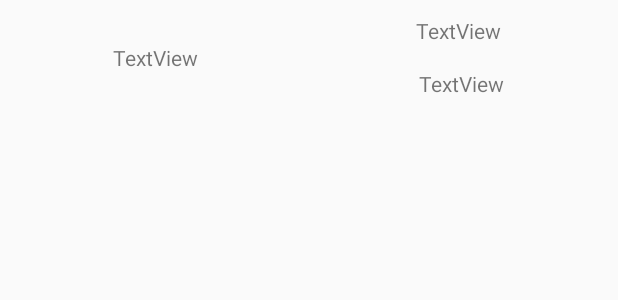
After one commit to tubase06155/AndroidProject, an Android app: the layout manage_feedback_layout.xml on its own in the app's theme, with its tools: preview values and no code run, on a phone screen of 412 x 824 dp. The commit adds this screen. Shown: the top 300 px of the screen. Run offline under Robolectric (Android 15) with nearby library versions, the phone set to English and light mode, and no system bars.

Commit message:
manage feedback admin

```diff
--- a/app/src/main/AndroidManifest.xml
+++ b/app/src/main/AndroidManifest.xml
@@ -12,7 +12,8 @@
         android:roundIcon="@mipmap/ic_launcher_round"
         android:supportsRtl="true"
         android:theme="@style/AppTheme">
-        <activity android:name=".FeedbackActivity"></activity>
+        <activity android:name=".ManageFeedbackActivity"></activity>
+        <activity android:name=".FeedbackActivity" />
         <activity android:name=".CheckRankActivity" />
         <activity android:name=".UserActivity" />
         <activity android:name=".ManageUserEditingActivity" />
--- a/app/src/main/java/com/example/learningenglish/Database/DBContext.java
+++ b/app/src/main/java/com/example/learningenglish/Database/DBContext.java
@@ -10,7 +10,7 @@ import java.sql.SQLException;
 
 public class DBContext {
     private static final String LOG = "DEBUG";
-    private static String ip = "192.168.15.104";//Dorm
+    private static String ip = "10.21.11.135";//Dorm
     private static String port = "1433";
     private static String classs = "net.sourceforge.jtds.jdbc.Driver";
     private static String db = "FunEnglish";
--- a/app/src/main/java/com/example/learningenglish/FeedbackActivity.java
+++ b/app/src/main/java/com/example/learningenglish/FeedbackActivity.java
@@ -49,6 +49,7 @@ public class FeedbackActivity extends AppCompatActivity {
                         e.printStackTrace();
                     }
                     Toast.makeText(getApplicationContext(), "Send feedback successfully", Toast.LENGTH_SHORT).show();
+                    finish();
                 }
             }
         });
--- /dev/null
+++ b/app/src/main/res/layout/manage_feedback_layout.xml
@@ -0,0 +1,32 @@
+<?xml version="1.0" encoding="utf-8"?>
+<AbsoluteLayout xmlns:android="http://schemas.android.com/apk/res/android"
+    android:layout_width="match_parent"
+    android:layout_height="80dp">
+
+    <TextView
+        android:id="@+id/manageFeedbackName"
+        android:layout_width="179dp"
+        android:layout_height="37dp"
+        android:layout_x="14dp"
+        android:layout_y="20dp"
+        android:gravity="center"
+        android:text="TextView" />
+
+    <TextView
+        android:id="@+id/manageFeedbackTitle"
+        android:layout_width="179dp"
+        android:layout_height="29dp"
+        android:layout_x="216dp"
+        android:layout_y="6dp"
+        android:gravity="center"
+        android:text="TextView" />
+
+    <TextView
+        android:id="@+id/manageFeedbackContact"
+        android:layout_width="179dp"
+        android:layout_height="32dp"
+        android:layout_x="218dp"
+        android:layout_y="40dp"
+        android:gravity="center"
+        android:text="TextView" />
+</AbsoluteLayout>
```
Also changed, not shown: app/src/main/java/com/example/learningenglish/AdminActivity.java (+8 -0 lines), app/src/main/java/com/example/learningenglish/ManageFeedbackActivity.java (added, +106 -0 lines), app/src/main/java/com/example/learningenglish/adapter/FeedbackAdapter.java (added, +68 -0 lines), app/src/main/java/com/example/learningenglish/dal/ResponseDAO.java (+3 -9 lines).
